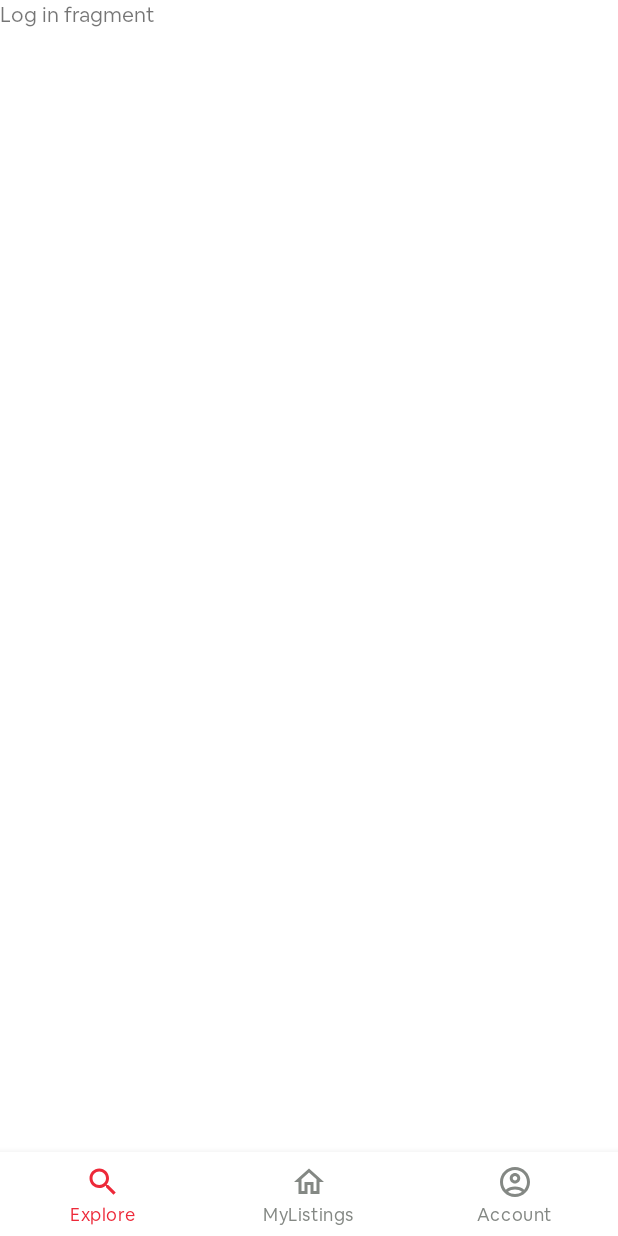
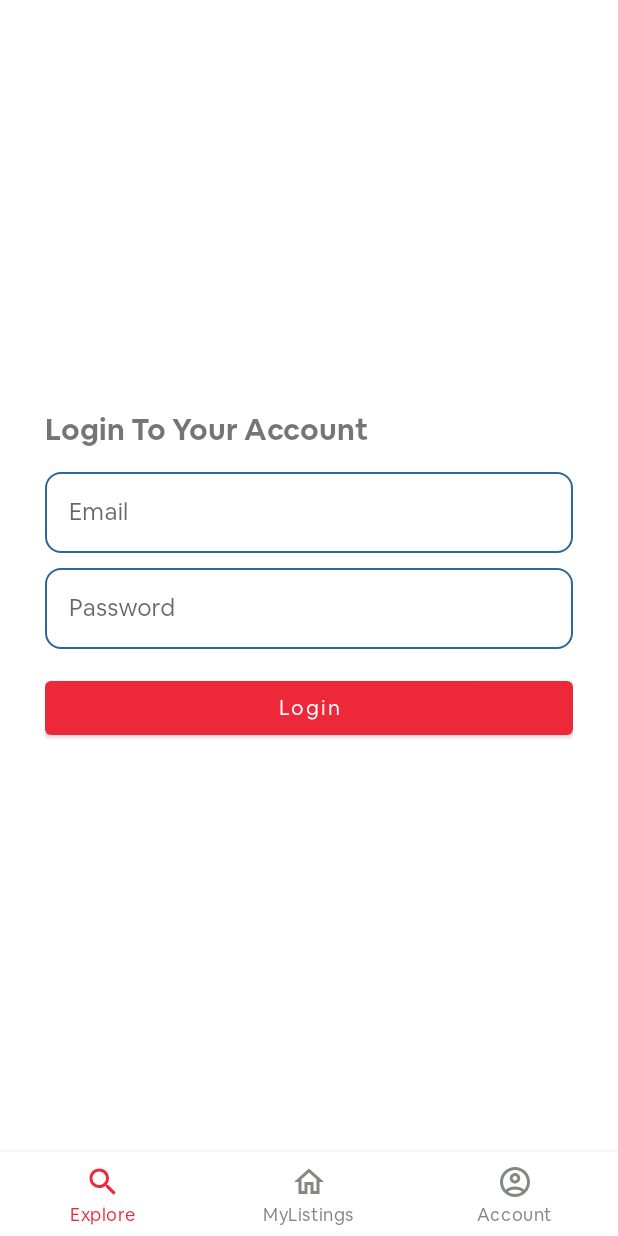
Before and after one commit to janc88/parent-condo-marketplace-app, an Android app: the fragment LogInFragment placed in its activity, on a phone screen of 412 x 824 dp. Run offline under Robolectric (Android 15) with nearby library versions, the phone set to English and light mode, and no system bars; libraries missing offline, so code that uses them is left out: com.denzcoskun.imageslider; 4 statements that could not run were skipped.

Commit message:
designed log in page

```diff
--- a/app/src/main/res/layout/fragment_log_in.xml
+++ b/app/src/main/res/layout/fragment_log_in.xml
@@ -1,14 +1,74 @@
 <?xml version="1.0" encoding="utf-8"?>
-<FrameLayout xmlns:android="http://schemas.android.com/apk/res/android"
+<androidx.constraintlayout.widget.ConstraintLayout xmlns:android="http://schemas.android.com/apk/res/android"
+    xmlns:app="http://schemas.android.com/apk/res-auto"
     xmlns:tools="http://schemas.android.com/tools"
     android:layout_width="match_parent"
     android:layout_height="match_parent"
-    tools:context=".LogInFragment">
+    tools:context=".SignUpFragment">
 
-    <!-- TODO: Update blank fragment layout -->
-    <TextView
+    <LinearLayout
         android:layout_width="match_parent"
-        android:layout_height="match_parent"
-        android:text="Log in fragment" />
+        android:layout_height="wrap_content"
+        android:orientation="vertical"
+        android:layout_marginLeft="30dp"
+        android:layout_marginRight="30dp"
+        app:layout_constraintBottom_toBottomOf="parent"
+        app:layout_constraintEnd_toEndOf="parent"
+        app:layout_constraintStart_toStartOf="parent"
+        app:layout_constraintTop_toTopOf="parent">
 
-</FrameLayout>
+        <TextView
+            android:layout_width="wrap_content"
+            android:layout_height="wrap_content"
+            android:text="Login To Your Account"
+            android:fontFamily="@font/cereal_bold"
+            android:layout_marginBottom="5dp"
+            android:textSize="20dp" />
+
+
+
+
+        <com.google.android.material.textfield.TextInputLayout
+            android:layout_width="match_parent"
+            android:layout_height="wrap_content"
+            android:layout_marginTop="10dp"
+            app:boxStrokeWidth="0dp"
+            app:boxStrokeWidthFocused="0dp">
+            <com.google.android.material.textfield.TextInputEditText
+                android:id="@+id/etEmail"
+                android:layout_width="match_parent"
+                android:layout_height="wrap_content"
+                android:hint="Email"
+                android:background="@drawable/form_edit_text"
+                android:inputType="textEmailAddress"
+                />
+        </com.google.android.material.textfield.TextInputLayout>
+
+        <com.google.android.material.textfield.TextInputLayout
+            android:layout_width="match_parent"
+            android:layout_height="wrap_content"
+            android:layout_marginTop="10dp"
+            app:boxStrokeWidth="0dp"
+            app:boxStrokeWidthFocused="0dp">
+            <com.google.android.material.textfield.TextInputEditText
+                android:id="@+id/etPassword"
+                android:layout_width="match_parent"
+                android:layout_height="wrap_content"
+                android:hint="Password"
+                android:background="@drawable/form_edit_text"
+                android:inputType="textPassword"
+                />
+        </com.google.android.material.textfield.TextInputLayout>
+
+        <Button
+            android:id="@+id/btnSignUp"
+            android:layout_width="match_parent"
+            android:layout_height="wrap_content"
+            android:layout_marginTop="15dp"
+            android:text="Login"
+            android:textAllCaps="false" />
+    </LinearLayout>
+
+
+
+</androidx.constraintlayout.widget.ConstraintLayout>
```
